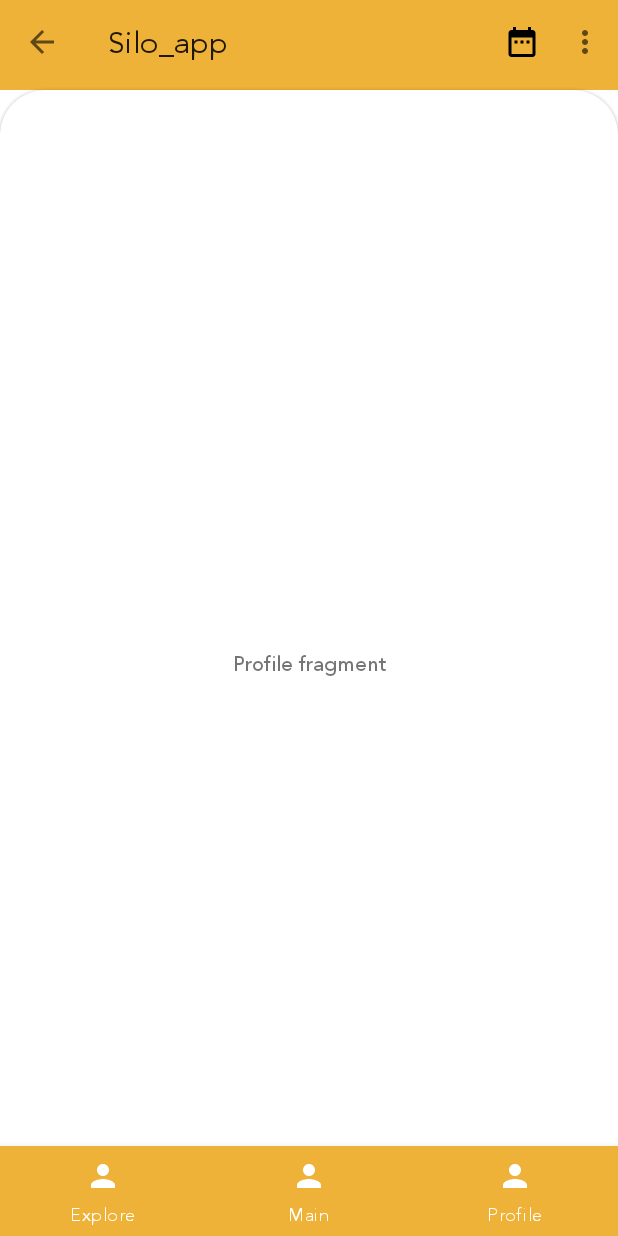
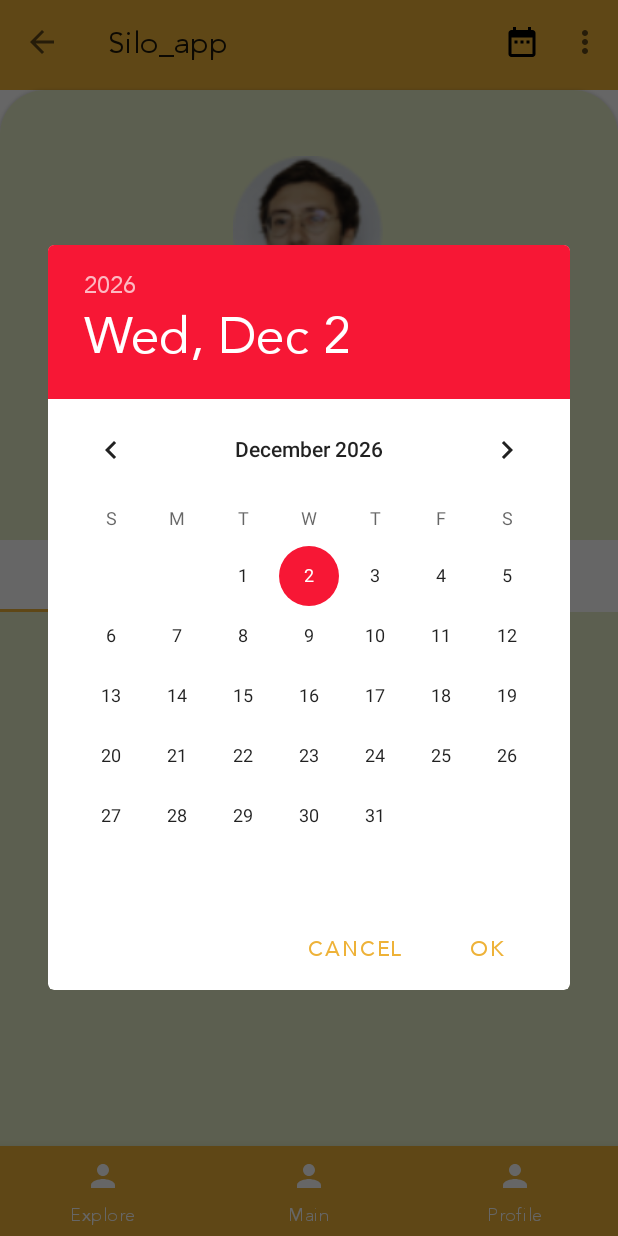
Before and after one commit to rprend/Silo, an Android app: the ProfileFragment screen opened through its navigation route, after a tap on "date range", on a phone screen of 412 x 824 dp. Run offline under Robolectric (Android 15) with nearby library versions, the phone set to English and light mode, and no system bars; our stand-ins replace navigation-ui; libraries missing offline, so code that uses them is left out: com.evolve.backdroplibrary; plain views replace BackdropContainer; 4 statements that could not run were skipped.

Commit message:
Implement calendar picker

```diff
--- /dev/null
+++ b/silo_app/app/src/main/java/com/silo/silo_app/DatePickerFragment.java
@@ -0,0 +1,117 @@
+package com.silo.silo_app;
+
+import android.app.DatePickerDialog;
+import android.app.Dialog;
+import android.app.TimePickerDialog;
+import android.content.Context;
+import android.net.Uri;
+import android.os.Bundle;
+
+import androidx.fragment.app.DialogFragment;
+import androidx.fragment.app.Fragment;
+
+import android.text.format.DateFormat;
+import android.view.LayoutInflater;
+import android.view.View;
+import android.view.ViewGroup;
+import android.widget.DatePicker;
+import android.widget.TimePicker;
+
+import java.util.Calendar;
+
+
+/**
+ * A simple {@link Fragment} subclass.
+ * Activities that contain this fragment must implement the
+ * create an instance of this fragment.
+ */
+public class DatePickerFragment extends DialogFragment
+            implements DatePickerDialog.OnDateSetListener {
+
+        // TODO: Rename parameter arguments, choose names that match
+    // the fragment initialization parameters, e.g. ARG_ITEM_NUMBER
+    private static final String ARG_PARAM1 = "param1";
+    private static final String ARG_PARAM2 = "param2";
+
+    // TODO: Rename and change types of parameters
+    private String mParam1;
+    private String mParam2;
+
+    private OnFragmentInteractionListener mListener;
+
+    public DatePickerFragment() {
+        // Required empty public constructor
+    }
+
+    @Override
+    public Dialog onCreateDialog(Bundle savedInstanceState) {
+        // Use the current time as the default values for the picker
+        final Calendar c = Calendar.getInstance();
+        int hour = c.get(Calendar.HOUR_OF_DAY);
+        int minute = c.get(Calendar.MINUTE);
+
+        // Create a new instance of TimePickerDialog and return it
+        return new DatePickerDialog(getActivity());
+    }
+
+    /**
+     * Use this factory method to create a new instance of
+     * this fragment using the provided parameters.
+     *
+     * @return A new instance of fragment DatePickerFragment.
+     */
+    // TODO: Rename and change types and number of parameters
+    @Override
+    public void onCreate(Bundle savedInstanceState) {
+        super.onCreate(savedInstanceState);
+        if (getArguments() != null) {
+            mParam1 = getArguments().getString(ARG_PARAM1);
+            mParam2 = getArguments().getString(ARG_PARAM2);
+        }
+    }
+
+    @Override
+    public View onCreateView(LayoutInflater inflater, ViewGroup container,
+                             Bundle savedInstanceState) {
+        // Inflate the layout for this fragment
+        return inflater.inflate(R.layout.fragment_date_picker, container, false);
+    }
+
+    // TODO: Rename method, update argument and hook method into UI event
+    public void onButtonPressed(Uri uri) {
+        if (mListener != null) {
+            mListener.onFragmentInteraction(uri);
+        }
+    }
+
+    @Override
+    public void onAttach(Context context) {
+        super.onAttach(context);
+    }
+
+    @Override
+    public void onDetach() {
+        super.onDetach();
+        mListener = null;
+    }
+
+    @Override
+    public void onDateSet(DatePicker view, int year, int month, int dayOfMonth) {
+
+    }
+
+    /**
+     * This interface must be implemented by activities that contain this
+     * fragment to allow an interaction in this fragment to be communicated
+     * to the activity and potentially other fragments contained in that
+     * activity.
+     * <p>
+     * See the Android Training lesson <a href=
+     * "http://developer.android.com/training/basics/fragments/communicating.html"
+     * >Communicating with Other Fragments</a> for more information.
+     */
+    public interface OnFragmentInteractionListener {
+        // TODO: Update argument type and name
+        void onFragmentInteraction(Uri uri);
+    }
+}
--- a/silo_app/app/src/main/java/com/silo/silo_app/MainActivity.java
+++ b/silo_app/app/src/main/java/com/silo/silo_app/MainActivity.java
@@ -5,6 +5,7 @@ import androidx.annotation.Nullable;
 import androidx.appcompat.app.ActionBar;
 import androidx.appcompat.app.AppCompatActivity;
 import androidx.appcompat.widget.Toolbar;
+import androidx.fragment.app.DialogFragment;
 import androidx.navigation.NavController;
 import androidx.navigation.NavDestination;
 import androidx.navigation.Navigation;
@@ -20,6 +21,7 @@ import android.widget.Toast;
 
 import com.evolve.backdroplibrary.BackdropContainer;
 import com.google.android.material.bottomnavigation.BottomNavigationView;
+import com.google.android.material.datepicker.MaterialDatePicker;
 import com.google.android.material.navigation.NavigationView;
 
 public class MainActivity extends AppCompatActivity {
@@ -78,10 +80,14 @@ public class MainActivity extends AppCompatActivity {
         int id = item.getItemId();
 
         //noinspection SimplifiableIfStatement
-//        if (id == R.id.appbar_icons) {
-//            Toast.makeText(MainActivity.this, "Action clicked", Toast.LENGTH_LONG).show();
-//            return true;
-//        }
+        if (id == R.id.calendar) {
+            Toast.makeText(MainActivity.this, "Action clicked", Toast.LENGTH_LONG).show();
+
+            DialogFragment newFragment = new DatePickerFragment();
+            newFragment.show(getSupportFragmentManager(), "datePicker");
+
+            return true;
+        }
 
         return super.onOptionsItemSelected(item);
     }
--- /dev/null
+++ b/silo_app/app/src/main/res/layout/fragment_date_picker.xml
@@ -0,0 +1,14 @@
+<?xml version="1.0" encoding="utf-8"?>
+<FrameLayout xmlns:android="http://schemas.android.com/apk/res/android"
+    xmlns:tools="http://schemas.android.com/tools"
+    android:layout_width="match_parent"
+    android:layout_height="match_parent"
+    tools:context=".DatePickerFragment">
+
+    <!-- TODO: Update blank fragment layout -->
+    <TextView
+        android:layout_width="match_parent"
+        android:layout_height="match_parent"
+        android:text="@string/hello_blank_fragment" />
+
+</FrameLayout>
--- a/silo_app/app/src/main/res/layout/fragment_profile.xml
+++ b/silo_app/app/src/main/res/layout/fragment_profile.xml
@@ -9,14 +9,34 @@
 
     <!-- TODO: Update blank fragment layout -->
 
-    <TextView
-        android:id="@+id/textView"
-        android:layout_width="wrap_content"
+    <include
+        android:id="@+id/include"
+        layout="@layout/profile_header"
+        app:layout_constraintTop_toTopOf="parent"
+        tools:layout_editor_absoluteX="32dp" />
+
+    <com.google.android.material.tabs.TabLayout
+        android:id="@+id/tabs"
+        android:layout_width="match_parent"
         android:layout_height="wrap_content"
-        android:text="Profile fragment"
-        app:layout_constraintBottom_toBottomOf="parent"
-        app:layout_constraintEnd_toEndOf="parent"
-        app:layout_constraintStart_toStartOf="parent"
-        app:layout_constraintTop_toTopOf="parent" />
+        android:layout_marginTop="300dp"
+        app:layout_constraintTop_toTopOf="parent">
+
+        <com.google.android.material.tabs.TabItem
+            android:layout_width="match_parent"
+            android:layout_height="wrap_content"
+            android:text="WEEK" />
+
+        <com.google.android.material.tabs.TabItem
+            android:layout_width="match_parent"
+            android:layout_height="wrap_content"
+            android:text="MONTH" />
+
+        <com.google.android.material.tabs.TabItem
+            android:layout_width="match_parent"
+            android:layout_height="wrap_content"
+            android:text="YEAR" />
+
+    </com.google.android.material.tabs.TabLayout>
 
 </androidx.constraintlayout.widget.ConstraintLayout>
--- /dev/null
+++ b/silo_app/app/src/main/res/layout/profile_header.xml
@@ -0,0 +1,89 @@
+<?xml version="1.0" encoding="utf-8"?>
+<androidx.constraintlayout.widget.ConstraintLayout xmlns:android="http://schemas.android.com/apk/res/android"
+    xmlns:app="http://schemas.android.com/apk/res-auto"
+    xmlns:tools="http://schemas.android.com/tools"
+    android:id="@+id/linearLayout2"
+    android:layout_width="match_parent"
+    android:background="@color/background_light"
+    android:layout_height="match_parent">
+
+    <ImageView
+        android:id="@+id/imageView2"
+        android:layout_width="100dp"
+        android:layout_height="100dp"
+        android:layout_marginTop="44dp"
+        android:scaleType="fitXY"
+        app:layout_constraintEnd_toEndOf="parent"
+        app:layout_constraintHorizontal_bias="0.498"
+        app:layout_constraintStart_toStartOf="parent"
+        app:layout_constraintTop_toTopOf="parent"
+        app:srcCompat="@drawable/face" />
+
+    <TextView
+        android:id="@+id/textView"
+        android:layout_width="wrap_content"
+        android:layout_height="wrap_content"
+        android:layout_marginTop="8dp"
+        android:text="John Bishop"
+        android:textSize="30sp"
+        android:textStyle="bold"
+        app:layout_constraintEnd_toEndOf="parent"
+        app:layout_constraintStart_toStartOf="parent"
+        app:layout_constraintTop_toBottomOf="@+id/imageView2" />
+
+    <TextView
+        android:id="@+id/followers"
+        android:layout_width="wrap_content"
+        android:layout_height="wrap_content"
+        android:layout_marginTop="16dp"
+        android:text="302"
+        android:textSize="20sp"
+        app:layout_constraintEnd_toStartOf="@+id/textView5"
+        app:layout_constraintHorizontal_bias="0.5"
+        app:layout_constraintStart_toStartOf="parent"
+        app:layout_constraintTop_toBottomOf="@+id/textView" />
+
+    <TextView
+        android:id="@+id/textView5"
+        android:layout_width="wrap_content"
+        android:layout_height="wrap_content"
+        android:layout_marginTop="16dp"
+        android:text="296"
+        android:textSize="20sp"
+        app:layout_constraintEnd_toEndOf="parent"
+        app:layout_constraintHorizontal_bias="0.5"
+        app:layout_constraintStart_toEndOf="@+id/followers"
+        app:layout_constraintTop_toBottomOf="@+id/textView" />
+
+    <TextView
+        android:id="@+id/textView6"
+        android:layout_width="wrap_content"
+        android:layout_height="wrap_content"
+        android:layout_marginTop="44dp"
+        android:text="Urbana, Illinois"
+        app:layout_constraintEnd_toEndOf="parent"
+        app:layout_constraintHorizontal_bias="0.498"
+        app:layout_constraintStart_toStartOf="parent"
+        app:layout_constraintTop_toTopOf="@+id/textView" />
+
+    <TextView
+        android:id="@+id/textView7"
+        android:layout_width="wrap_content"
+        android:layout_height="wrap_content"
+        android:text="followers"
+        app:layout_constraintEnd_toStartOf="@+id/textView8"
+        app:layout_constraintHorizontal_bias="0.5"
+        app:layout_constraintStart_toStartOf="parent"
+        app:layout_constraintTop_toBottomOf="@+id/followers" />
+
+    <TextView
+        android:id="@+id/textView8"
+        android:layout_width="wrap_content"
+        android:layout_height="wrap_content"
+        android:text="following"
+        app:layout_constraintEnd_toEndOf="parent"
+        app:layout_constraintHorizontal_bias="0.5"
+        app:layout_constraintStart_toEndOf="@+id/textView7"
+        app:layout_constraintTop_toBottomOf="@+id/textView5" />
+
+</androidx.constraintlayout.widget.ConstraintLayout>
```
Also changed, not shown: silo_app/app/src/main/res/drawable/face.png (added).
